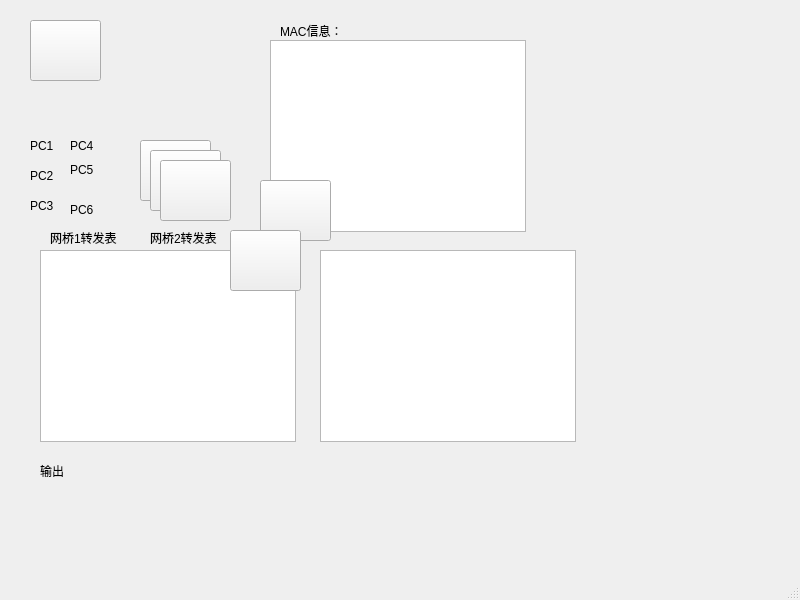
First picture: the form in TransparentBridge/mainwindow.ui, repository SYY99020/TranspartBridge, before the edit.
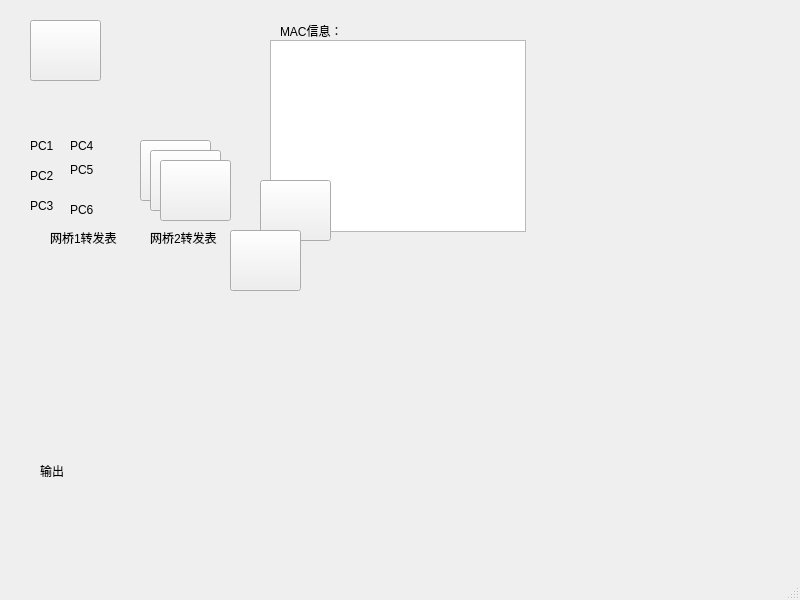
Second picture: the form after the edit. Icons and pictures are not drawn. Custom widgets are drawn as their Qt base class.

What changed in the file:
```diff
--- a/TransparentBridge/mainwindow.ui
+++ b/TransparentBridge/mainwindow.ui
@@ -14,26 +14,6 @@
    <string>MainWindow</string>
   </property>
   <widget class="QWidget" name="centralwidget">
-   <widget class="QTableWidget" name="ForwardingTable1">
-    <property name="geometry">
-     <rect>
-      <x>40</x>
-      <y>250</y>
-      <width>256</width>
-      <height>192</height>
-     </rect>
-    </property>
-   </widget>
-   <widget class="QTableWidget" name="ForwardingTable2">
-    <property name="geometry">
-     <rect>
-      <x>320</x>
-      <y>250</y>
-      <width>256</width>
-      <height>192</height>
-     </rect>
-    </property>
-   </widget>
    <widget class="QLabel" name="OutputWord">
     <property name="geometry">
      <rect>
```
